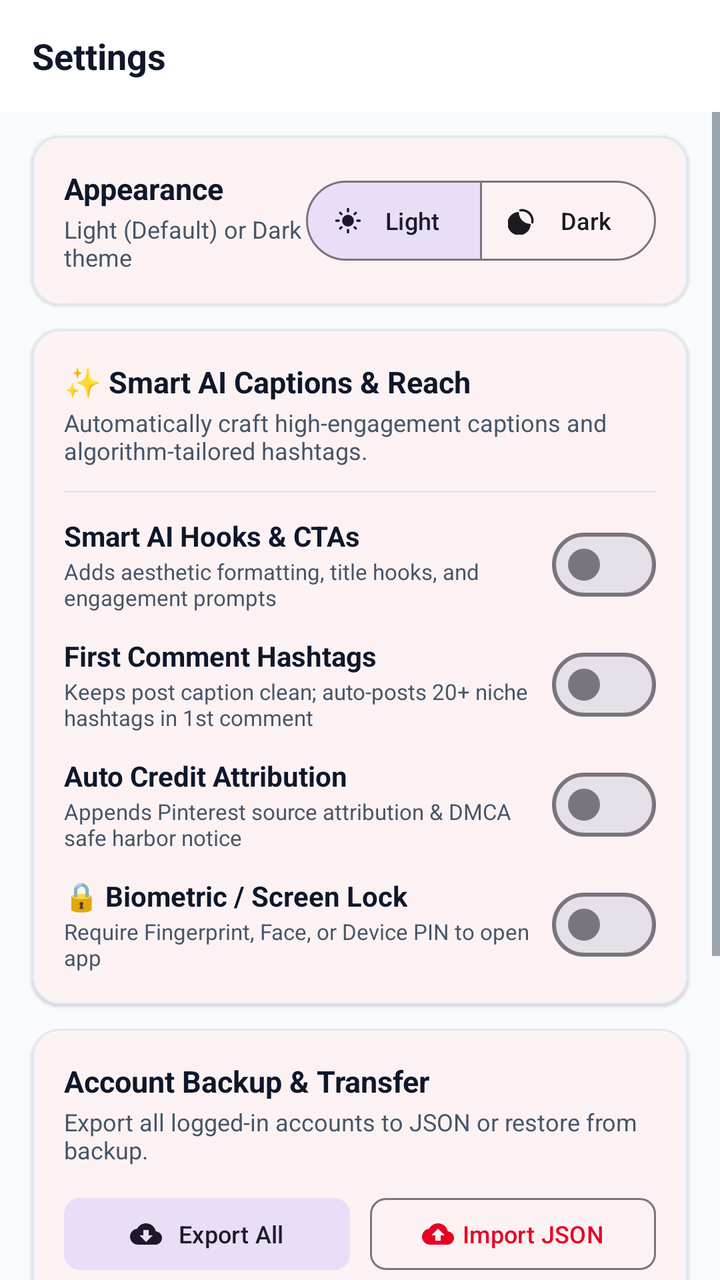
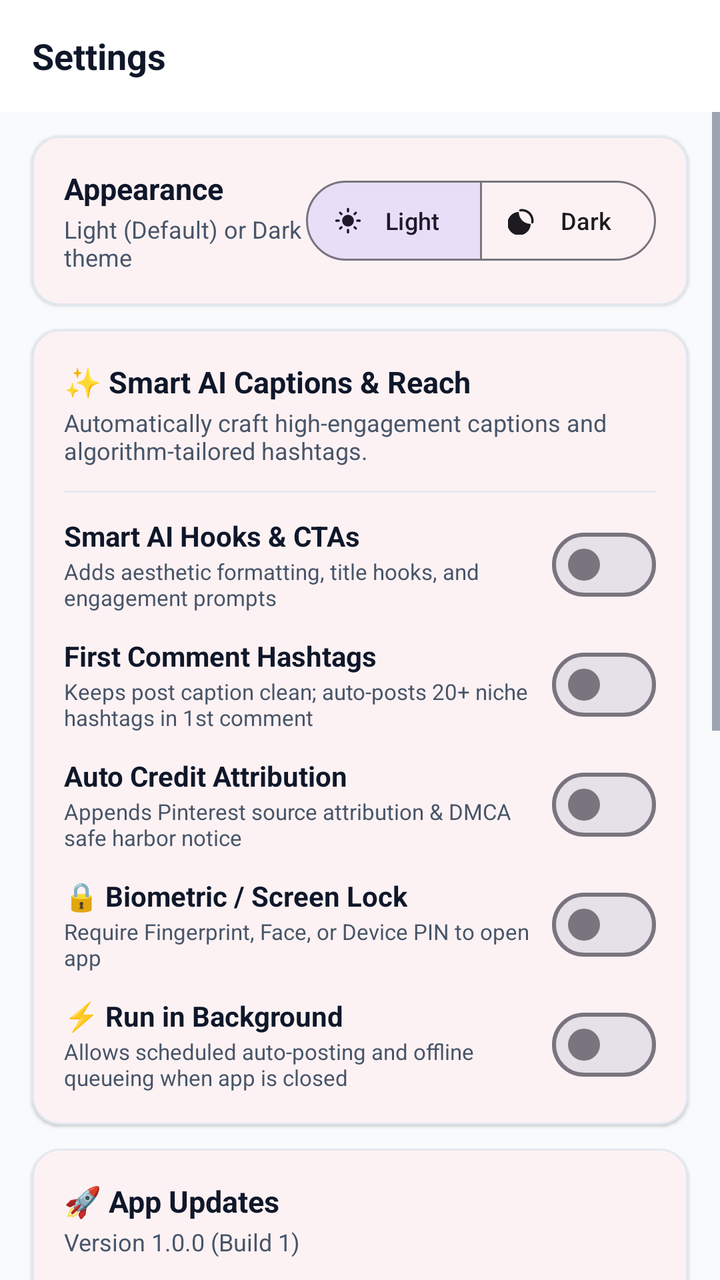

Screens rendered from an Android XML layout before and after an edit, with the pre-edit source and the edit as a unified diff.
<!-- AndroidManifest.xml: application theme Theme.PinToInsta -->
<!-- res/layout/fragment_settings.xml -->
<?xml version="1.0" encoding="utf-8"?>
<LinearLayout xmlns:android="http://schemas.android.com/apk/res/android"
    xmlns:app="http://schemas.android.com/apk/res-auto"
    android:layout_width="match_parent"
    android:layout_height="match_parent"
    android:background="@color/background"
    android:orientation="vertical">

    <LinearLayout
        android:layout_width="match_parent"
        android:layout_height="wrap_content"
        android:minHeight="56dp"
        android:background="@color/surface"
        android:gravity="center_vertical"
        android:orientation="horizontal"
        android:paddingHorizontal="16dp"
        android:paddingVertical="8dp">

        <TextView
            android:layout_width="0dp"
            android:layout_height="wrap_content"
            android:layout_weight="1"
            android:text="Settings"
            android:textColor="@color/text_primary"
            android:textSize="18sp"
            android:textStyle="bold" />
    </LinearLayout>

    
    <androidx.core.widget.NestedScrollView
        android:id="@+id/scrollSettings"
        android:layout_width="match_parent"
        android:layout_height="0dp"
        android:layout_weight="1"
        android:fillViewport="true"
        android:scrollbars="vertical">

        <LinearLayout
            android:layout_width="match_parent"
            android:layout_height="wrap_content"
            android:orientation="vertical"
            android:paddingBottom="48dp">

            
            <com.google.android.material.card.MaterialCardView
                android:layout_width="match_parent"
                android:layout_height="wrap_content"
                android:layout_marginHorizontal="16dp"
                android:layout_marginTop="12dp"
                app:cardBackgroundColor="@color/surface_card"
                app:cardCornerRadius="14dp"
                app:cardElevation="1dp"
                app:strokeColor="@color/divider"
                app:strokeWidth="1dp">

        <LinearLayout
            android:layout_width="match_parent"
            android:layout_height="wrap_content"
            android:gravity="center_vertical"
            android:orientation="horizontal"
            android:padding="16dp">

            <LinearLayout
                android:layout_width="0dp"
                android:layout_height="wrap_content"
                android:layout_weight="1"
                android:orientation="vertical">

                <TextView
                    android:layout_width="wrap_content"
                    android:layout_height="wrap_content"
                    android:text="Appearance"
                    android:textColor="@color/text_primary"
                    android:textSize="15sp"
                    android:textStyle="bold" />

                <TextView
                    android:layout_width="wrap_content"
                    android:layout_height="wrap_content"
                    android:layout_marginTop="2dp"
                    android:text="Light (Default) or Dark theme"
                    android:textColor="@color/text_secondary"
                    android:textSize="12sp" />
            </LinearLayout>

            
            <com.google.android.material.button.MaterialButtonToggleGroup
                android:id="@+id/toggleThemeGroup"
                android:layout_width="wrap_content"
                android:layout_height="40dp"
                app:checkedButton="@id/btnThemeLight"
                app:selectionRequired="true"
                app:singleSelection="true">

                <com.google.android.material.button.MaterialButton
                    android:id="@+id/btnThemeLight"
                    style="@style/Widget.Material3.Button.OutlinedButton"
                    android:layout_width="wrap_content"
                    android:layout_height="match_parent"
                    android:insetTop="0dp"
                    android:insetBottom="0dp"
                    android:paddingHorizontal="14dp"
                    android:text="Light"
                    android:textSize="12sp"
                    app:cornerRadius="20dp"
                    app:icon="@drawable/ic_light_mode"
                    app:iconSize="14dp" />

                <com.google.android.material.button.MaterialButton
                    android:id="@+id/btnThemeDark"
                    style="@style/Widget.Material3.Button.OutlinedButton"
                    android:layout_width="wrap_content"
                    android:layout_height="match_parent"
                    android:insetTop="0dp"
                    android:insetBottom="0dp"
                    android:paddingHorizontal="14dp"
                    android:text="Dark"
                    android:textSize="12sp"
                    app:cornerRadius="20dp"
                    app:icon="@drawable/ic_dark_mode"
                    app:iconSize="14dp" />
            </com.google.android.material.button.MaterialButtonToggleGroup>

        </LinearLayout>
    </com.google.android.material.card.MaterialCardView>

    
    <com.google.android.material.card.MaterialCardView
        android:layout_width="match_parent"
        android:layout_height="wrap_content"
        android:layout_marginHorizontal="16dp"
        android:layout_marginTop="12dp"
        app:cardBackgroundColor="@color/surface_card"
        app:cardCornerRadius="14dp"
        app:cardElevation="1dp"
        app:strokeColor="@color/divider"
        app:strokeWidth="1dp">

        <LinearLayout
            android:layout_width="match_parent"
            android:layout_height="wrap_content"
            android:orientation="vertical"
            android:padding="16dp">

            <TextView
                android:layout_width="wrap_content"
                android:layout_height="wrap_content"
                android:text="✨ Smart AI Captions &amp; Reach"
                android:textColor="@color/text_primary"
                android:textSize="15sp"
                android:textStyle="bold" />

            <TextView
                android:layout_width="wrap_content"
                android:layout_height="wrap_content"
                android:layout_marginTop="2dp"
                android:text="Automatically craft high-engagement captions and algorithm-tailored hashtags."
                android:textColor="@color/text_secondary"
                android:textSize="12sp" />

            <View
                android:layout_width="match_parent"
                android:layout_height="1dp"
                android:layout_marginVertical="12dp"
                android:background="@color/divider" />

            
            <LinearLayout
                android:layout_width="match_parent"
                android:layout_height="wrap_content"
                android:gravity="center_vertical"
                android:orientation="horizontal">

                <LinearLayout
                    android:layout_width="0dp"
                    android:layout_height="wrap_content"
                    android:layout_weight="1"
                    android:orientation="vertical">

                    <TextView
                        android:layout_width="wrap_content"
                        android:layout_height="wrap_content"
                        android:text="Smart AI Hooks &amp; CTAs"
                        android:textColor="@color/text_primary"
                        android:textSize="14sp"
                        android:textStyle="bold" />

                    <TextView
                        android:layout_width="wrap_content"
                        android:layout_height="wrap_content"
                        android:layout_marginTop="1dp"
                        android:text="Adds aesthetic formatting, title hooks, and engagement prompts"
                        android:textColor="@color/text_secondary"
                        android:textSize="11sp" />
                </LinearLayout>

                <com.google.android.material.materialswitch.MaterialSwitch
                    android:id="@+id/switchSmartCaptions"
                    android:layout_width="wrap_content"
                    android:layout_height="wrap_content" />
            </LinearLayout>

            
            <LinearLayout
                android:layout_width="match_parent"
                android:layout_height="wrap_content"
                android:layout_marginTop="12dp"
                android:gravity="center_vertical"
                android:orientation="horizontal">

                <LinearLayout
                    android:layout_width="0dp"
                    android:layout_height="wrap_content"
                    android:layout_weight="1"
                    android:orientation="vertical">

                    <TextView
                        android:layout_width="wrap_content"
                        android:layout_height="wrap_content"
                        android:text="First Comment Hashtags"
                        android:textColor="@color/text_primary"
                        android:textSize="14sp"
                        android:textStyle="bold" />

                    <TextView
                        android:layout_width="wrap_content"
                        android:layout_height="wrap_content"
                        android:layout_marginTop="1dp"
                        android:text="Keeps post caption clean; auto-posts 20+ niche hashtags in 1st comment"
                        android:textColor="@color/text_secondary"
                        android:textSize="11sp" />
                </LinearLayout>

                <com.google.android.material.materialswitch.MaterialSwitch
                    android:id="@+id/switchFirstComment"
                    android:layout_width="wrap_content"
                    android:layout_height="wrap_content" />
            </LinearLayout>

            
            <LinearLayout
                android:layout_width="match_parent"
                android:layout_height="wrap_content"
                android:layout_marginTop="12dp"
                android:gravity="center_vertical"
                android:orientation="horizontal">

                <LinearLayout
                    android:layout_width="0dp"
                    android:layout_height="wrap_content"
                    android:layout_weight="1"
                    android:orientation="vertical">

                    <TextView
                        android:layout_width="wrap_content"
                        android:layout_height="wrap_content"
                        android:text="Auto Credit Attribution"
                        android:textColor="@color/text_primary"
                        android:textSize="14sp"
                        android:textStyle="bold" />

                    <TextView
                        android:layout_width="wrap_content"
                        android:layout_height="wrap_content"
                        android:layout_marginTop="1dp"
                        android:text="Appends Pinterest source attribution &amp; DMCA safe harbor notice"
                        android:textColor="@color/text_secondary"
                        android:textSize="11sp" />
                </LinearLayout>

                <com.google.android.material.materialswitch.MaterialSwitch
                    android:id="@+id/switchCreditAttribution"
                    android:layout_width="wrap_content"
                    android:layout_height="wrap_content" />
            </LinearLayout>

            
            <LinearLayout
                android:layout_width="match_parent"
                android:layout_height="wrap_content"
                android:layout_marginTop="12dp"
                android:gravity="center_vertical"
                android:orientation="horizontal">

                <LinearLayout
                    android:layout_width="0dp"
                    android:layout_height="wrap_content"
                    android:layout_weight="1"
                    android:orientation="vertical">

                    <TextView
                        android:layout_width="wrap_content"
                        android:layout_height="wrap_content"
                        android:text="🔒 Biometric / Screen Lock"
                        android:textColor="@color/text_primary"
                        android:textSize="14sp"
                        android:textStyle="bold" />

                    <TextView
                        android:layout_width="wrap_content"
                        android:layout_height="wrap_content"
                        android:layout_marginTop="1dp"
                        android:text="Require Fingerprint, Face, or Device PIN to open app"
                        android:textColor="@color/text_secondary"
                        android:textSize="11sp" />
                </LinearLayout>

                <com.google.android.material.materialswitch.MaterialSwitch
                    android:id="@+id/switchBiometricLock"
                    android:layout_width="wrap_content"
                    android:layout_height="wrap_content" />
            </LinearLayout>

        </LinearLayout>
    </com.google.android.material.card.MaterialCardView>

    
    <com.google.android.material.card.MaterialCardView
        android:layout_width="match_parent"
        android:layout_height="wrap_content"
        android:layout_marginHorizontal="16dp"
        android:layout_marginTop="12dp"
        app:cardBackgroundColor="@color/surface_card"
        app:cardCornerRadius="14dp"
        app:cardElevation="1dp"
        app:strokeColor="@color/divider"
        app:strokeWidth="1dp">

        <LinearLayout
            android:layout_width="match_parent"
            android:layout_height="wrap_content"
            android:orientation="vertical"
            android:padding="16dp">

            <TextView
                android:layout_width="wrap_content"
                android:layout_height="wrap_content"
                android:text="Account Backup &amp; Transfer"
                android:textColor="@color/text_primary"
                android:textSize="15sp"
                android:textStyle="bold" />

            <TextView
                android:id="@+id/tvAccountStats"
                android:layout_width="wrap_content"
                android:layout_height="wrap_content"
                android:layout_marginTop="2dp"
                android:text="Export all logged-in accounts to JSON or restore from backup."
                android:textColor="@color/text_secondary"
                android:textSize="12sp" />

            <LinearLayout
                android:layout_width="match_parent"
                android:layout_height="wrap_content"
                android:layout_marginTop="12dp"
                android:orientation="horizontal">

                <com.google.android.material.button.MaterialButton
                    android:id="@+id/btnExportAccounts"
                    style="@style/Widget.Material3.Button.TonalButton"
                    android:layout_width="0dp"
                    android:layout_height="44dp"
                    android:layout_weight="1"
                    android:text="Export All"
                    android:textSize="12sp"
                    app:cornerRadius="8dp"
                    app:icon="@drawable/ic_file_download"
                    app:iconGravity="textStart"
                    app:iconSize="16dp" />

                <com.google.android.material.button.MaterialButton
                    android:id="@+id/btnImportAccounts"
                    style="@style/Widget.Material3.Button.OutlinedButton"
                    android:layout_width="0dp"
                    android:layout_height="44dp"
                    android:layout_marginStart="10dp"
                    android:layout_weight="1"
                    android:text="Import JSON"
                    android:textSize="12sp"
                    app:cornerRadius="8dp"
                    app:icon="@drawable/ic_file_upload"
                    app:iconGravity="textStart"
                    app:iconSize="16dp" />
            </LinearLayout>
        </LinearLayout>
    </com.google.android.material.card.MaterialCardView>

    <LinearLayout
        android:layout_width="match_parent"
        android:layout_height="wrap_content"
        android:orientation="vertical"
        android:paddingHorizontal="16dp"
        android:paddingTop="16dp"
        android:paddingBottom="8dp">

        <TextView
            android:layout_width="wrap_content"
            android:layout_height="wrap_content"
            android:text="Search Keywords"
            android:textColor="@color/text_primary"
            android:textSize="15sp"
            android:textStyle="bold" />

        <TextView
            android:layout_width="wrap_content"
            android:layout_height="wrap_content"
            android:layout_marginTop="2dp"
            android:text="On scheduled runs, a random keyword from this list is chosen to search Pinterest videos."
            android:textColor="@color/text_secondary"
            android:textSize="12sp" />

        
        <LinearLayout
            android:id="@+id/layoutKeywordSection"
            android:layout_width="match_parent"
            android:layout_height="wrap_content"
            android:layout_marginTop="10dp"
            android:gravity="center_vertical"
            android:orientation="horizontal">

            <com.google.android.material.textfield.TextInputLayout
                android:id="@+id/tilKeyword"
                style="@style/Widget.Material3.TextInputLayout.OutlinedBox"
                android:layout_width="0dp"
                android:layout_height="wrap_content"
                android:layout_weight="1"
                android:hint="Add search keyword..."
                app:boxCornerRadiusBottomEnd="8dp"
                app:boxCornerRadiusBottomStart="8dp"
                app:boxCornerRadiusTopEnd="8dp"
                app:boxCornerRadiusTopStart="8dp"
                app:boxStrokeColor="@color/primary">

                <com.google.android.material.textfield.TextInputEditText
                    android:id="@+id/etKeyword"
                    android:layout_width="match_parent"
                    android:layout_height="wrap_content"
                    android:imeOptions="actionDone"
                    android:inputType="text"
                    android:maxLines="1"
                    android:textColor="@color/text_primary"
                    android:textSize="14sp" />
            </com.google.android.material.textfield.TextInputLayout>

            <com.google.android.material.button.MaterialButton
                android:id="@+id/btnAddKeyword"
                android:layout_width="wrap_content"
                android:layout_height="54dp"
                android:layout_marginStart="8dp"
                android:backgroundTint="@color/primary"
                android:text="Add"
                android:textColor="@color/on_primary"
                android:textSize="13sp"
                app:cornerRadius="8dp" />
        </LinearLayout>
    </LinearLayout>

    
    <androidx.recyclerview.widget.RecyclerView
        android:id="@+id/rvKeywords"
        android:layout_width="match_parent"
        android:layout_height="wrap_content"
        android:clipToPadding="false"
        android:nestedScrollingEnabled="false"
        android:paddingBottom="16dp" />

        </LinearLayout>
    </androidx.core.widget.NestedScrollView>

</LinearLayout>
<!-- resources referenced by this layout -->
<resources>
  <color name="background">#F8FAFC</color>
  <color name="divider">#E2E8F0</color>
  <color name="on_primary">#FFFFFF</color>
  <color name="primary">#E60023</color>
  <color name="surface">#FFFFFF</color>
  <color name="surface_card">#FFFFFF</color>
  <color name="text_primary">#0F172A</color>
  <color name="text_secondary">#475569</color>
  <!-- drawable ic_dark_mode (drawable) -->
  <vector xmlns:android="http://schemas.android.com/apk/res/android"
      android:width="24dp"
      android:height="24dp"
      android:viewportWidth="24"
      android:viewportHeight="24">
    <path
        android:fillColor="#FFFFFFFF"
        android:pathData="M12.3,2a10,10 0,0 0,-1.9 0.18,1 1 0,0 0,-0.79 1.14,1 1 0,0 0,1.09 0.82A8,8 0,0 1,19.86 13.3,1 1 0,0 0,20.68 14.4,1 1 0,0 0,21.82 13.61,10 10 0,0 0,12.3 2zM9.27,4.49a10,10 0,1 0,10.24 10.24,10 10 0,0 1,-10.24 -10.24z"/>
  </vector>
  <!-- drawable ic_file_download (drawable) -->
  <vector xmlns:android="http://schemas.android.com/apk/res/android"
      android:width="24dp"
      android:height="24dp"
      android:viewportWidth="24"
      android:viewportHeight="24">
    <path
        android:fillColor="#FFFFFFFF"
        android:pathData="M19.35,10.04C18.67,6.59 15.64,4 12,4 9.11,4 6.6,5.64 5.35,8.04 2.34,8.36 0,10.91 0,14c0,3.31 2.69,6 6,6h13c2.76,0 5,-2.24 5,-5 0,-2.64 -2.05,-4.78 -4.65,-4.96zM17,13l-5,5 -5,-5h3V9h4v4h3z"/>
  </vector>
  <!-- drawable ic_file_upload (drawable) -->
  <vector xmlns:android="http://schemas.android.com/apk/res/android"
      android:width="24dp"
      android:height="24dp"
      android:viewportWidth="24"
      android:viewportHeight="24">
    <path
        android:fillColor="#FFFFFFFF"
        android:pathData="M19.35,10.04C18.67,6.59 15.64,4 12,4 9.11,4 6.6,5.64 5.35,8.04 2.34,8.36 0,10.91 0,14c0,3.31 2.69,6 6,6h13c2.76,0 5,-2.24 5,-5 0,-2.64 -2.05,-4.78 -4.65,-4.96zM14,13v4h-4v-4H7l5,-5 5,5h-3z"/>
  </vector>
  <style name="Theme.PinToInsta" parent="Theme.Material3.DayNight.NoActionBar">
          <item name="colorPrimary">@color/primary</item>
          <item name="colorPrimaryVariant">@color/primary_variant</item>
          <item name="colorOnPrimary">@color/on_primary</item>
  
          <item name="colorSecondary">@color/secondary</item>
          <item name="colorSecondaryVariant">@color/secondary_variant</item>
          <item name="colorOnSecondary">@color/on_secondary</item>
  
          <item name="android:colorBackground">@color/background</item>
          <item name="colorSurface">@color/surface</item>
          <item name="colorSurfaceVariant">@color/surface_variant</item>
          <item name="android:textColorPrimary">@color/text_primary</item>
          <item name="android:textColorSecondary">@color/text_secondary</item>
  
          <item name="android:statusBarColor">@color/surface</item>
          <item name="android:navigationBarColor">@color/surface</item>
          <item name="android:windowLightStatusBar" tools:targetApi="m">true</item>
      </style>
  <color name="primary_variant">#B8001B</color>
  <color name="secondary">#E1306C</color>
  <color name="secondary_variant">#C13584</color>
  <color name="on_secondary">#FFFFFF</color>
  <color name="surface_variant">#F1F5F9</color>
  <!-- unchanged entries left out for length: 1 -->
</resources>

<!-- the commit's change to res/layout/fragment_settings.xml (unified diff, before → after) -->
@@ -310,6 +310,167 @@
                     android:layout_width="wrap_content"
                     android:layout_height="wrap_content" />
             </LinearLayout>
+
+            
+            <LinearLayout
+                android:layout_width="match_parent"
+                android:layout_height="wrap_content"
+                android:layout_marginTop="12dp"
+                android:gravity="center_vertical"
+                android:orientation="horizontal">
+
+                <LinearLayout
+                    android:layout_width="0dp"
+                    android:layout_height="wrap_content"
+                    android:layout_weight="1"
+                    android:orientation="vertical">
+
+                    <TextView
+                        android:layout_width="wrap_content"
+                        android:layout_height="wrap_content"
+                        android:text="⚡ Run in Background"
+                        android:textColor="@color/text_primary"
+                        android:textSize="14sp"
+                        android:textStyle="bold" />
+
+                    <TextView
+                        android:layout_width="wrap_content"
+                        android:layout_height="wrap_content"
+                        android:layout_marginTop="1dp"
+                        android:text="Allows scheduled auto-posting and offline queueing when app is closed"
+                        android:textColor="@color/text_secondary"
+                        android:textSize="11sp" />
+                </LinearLayout>
+
+                <com.google.android.material.materialswitch.MaterialSwitch
+                    android:id="@+id/switchBackgroundService"
+                    android:layout_width="wrap_content"
+                    android:layout_height="wrap_content" />
+            </LinearLayout>
+
+        </LinearLayout>
+    </com.google.android.material.card.MaterialCardView>
+
+    
+    <com.google.android.material.card.MaterialCardView
+        android:layout_width="match_parent"
+        android:layout_height="wrap_content"
+        android:layout_marginHorizontal="16dp"
+        android:layout_marginTop="12dp"
+        app:cardBackgroundColor="@color/surface_card"
+        app:cardCornerRadius="14dp"
+        app:cardElevation="1dp"
+        app:strokeColor="@color/divider"
+        app:strokeWidth="1dp">
+
+        <LinearLayout
+            android:layout_width="match_parent"
+            android:layout_height="wrap_content"
+            android:orientation="vertical"
+            android:padding="16dp">
+
+            <LinearLayout
+                android:layout_width="match_parent"
+                android:layout_height="wrap_content"
+                android:gravity="center_vertical"
+                android:orientation="horizontal">
+
+                <LinearLayout
+                    android:layout_width="0dp"
+                    android:layout_height="wrap_content"
+                    android:layout_weight="1"
+                    android:orientation="vertical">
+
+                    <TextView
+                        android:layout_width="wrap_content"
+                        android:layout_height="wrap_content"
+                        android:text="🚀 App Updates"
+                        android:textColor="@color/text_primary"
+                        android:textSize="15sp"
+                        android:textStyle="bold" />
+
+                    <TextView
+                        android:id="@+id/tvCurrentVersion"
+                        android:layout_width="wrap_content"
+                        android:layout_height="wrap_content"
+                        android:layout_marginTop="2dp"
+                        android:text="Version 1.0.0 (Build 1)"
+                        android:textColor="@color/text_secondary"
+                        android:textSize="12sp" />
+                </LinearLayout>
+
+                <ProgressBar
+                    android:id="@+id/progressUpdateCheck"
+                    android:layout_width="24dp"
+                    android:layout_height="24dp"
+                    android:indeterminateTint="@color/primary"
+                    android:visibility="gone" />
+            </LinearLayout>
+
+            <View
+                android:layout_width="match_parent"
+                android:layout_height="1dp"
+                android:layout_marginVertical="12dp"
+                android:background="@color/divider" />
+
+            
+            <LinearLayout
+                android:layout_width="match_parent"
+                android:layout_height="wrap_content"
+                android:gravity="center_vertical"
+                android:orientation="horizontal">
+
+                <LinearLayout
+                    android:layout_width="0dp"
+                    android:layout_height="wrap_content"
+                    android:layout_weight="1"
+                    android:orientation="vertical">
+
+                    <TextView
+                        android:layout_width="wrap_content"
+                        android:layout_height="wrap_content"
+                        android:text="Auto-Check for Updates"
+                        android:textColor="@color/text_primary"
+                        android:textSize="14sp"
+                        android:textStyle="bold" />
+
+                    <TextView
+                        android:layout_width="wrap_content"
+                        android:layout_height="wrap_content"
+                        android:layout_marginTop="1dp"
+                        android:text="Prompt automatically when a new update is released"
+                        android:textColor="@color/text_secondary"
+                        android:textSize="11sp" />
+                </LinearLayout>
+
+                <com.google.android.material.materialswitch.MaterialSwitch
+                    android:id="@+id/switchAutoCheckUpdates"
+                    android:layout_width="wrap_content"
+                    android:layout_height="wrap_content" />
+            </LinearLayout>
+
+            <TextView
+                android:id="@+id/tvLastUpdateCheck"
+                android:layout_width="wrap_content"
+                android:layout_height="wrap_content"
+                android:layout_marginTop="8dp"
+                android:text="Last checked: Never"
+                android:textColor="@color/text_secondary"
+                android:textSize="11sp" />
+
+            
+            <com.google.android.material.button.MaterialButton
+                android:id="@+id/btnCheckUpdates"
+                style="@style/Widget.Material3.Button.TonalButton"
+                android:layout_width="match_parent"
+                android:layout_height="44dp"
+                android:layout_marginTop="12dp"
+                android:text="Check for Updates"
+                android:textSize="13sp"
+                app:cornerRadius="8dp"
+                app:icon="@drawable/ic_refresh"
+                app:iconGravity="textStart"
+                app:iconSize="16dp" />
 
         </LinearLayout>
     </com.google.android.material.card.MaterialCardView>
<!-- resource entries referenced after the edit -->
@@ -38,6 +38,17 @@
         android:fillColor="#FFFFFFFF"
         android:pathData="M19.35,10.04C18.67,6.59 15.64,4 12,4 9.11,4 6.6,5.64 5.35,8.04 2.34,8.36 0,10.91 0,14c0,3.31 2.69,6 6,6h13c2.76,0 5,-2.24 5,-5 0,-2.64 -2.05,-4.78 -4.65,-4.96zM14,13v4h-4v-4H7l5,-5 5,5h-3z"/>
   </vector>
+  <!-- drawable ic_refresh (drawable) -->
+  <?xml version="1.0" encoding="utf-8"?>
+  <vector xmlns:android="http://schemas.android.com/apk/res/android"
+      android:width="24dp"
+      android:height="24dp"
+      android:viewportWidth="24"
+      android:viewportHeight="24">
+      <path
+          android:fillColor="#F1F5F9"
+          android:pathData="M17.65,6.35C16.2,4.9 14.21,4 12,4c-4.42,0 -7.99,3.58 -7.99,8s3.57,8 7.99,8c3.73,0 6.84,-2.55 7.73,-6h-2.08c-0.82,2.33 -3.04,4 -5.65,4c-3.31,0 -6,-2.69 -6,-6s2.69,-6 6,-6c1.66,0 3.14,0.69 4.22,1.78L13,11h7V4l-2.35,2.35z" />
+  </vector>
   <style name="Theme.PinToInsta" parent="Theme.Material3.DayNight.NoActionBar">
           <item name="colorPrimary">@color/primary</item>
           <item name="colorPrimaryVariant">@color/primary_variant</item>
